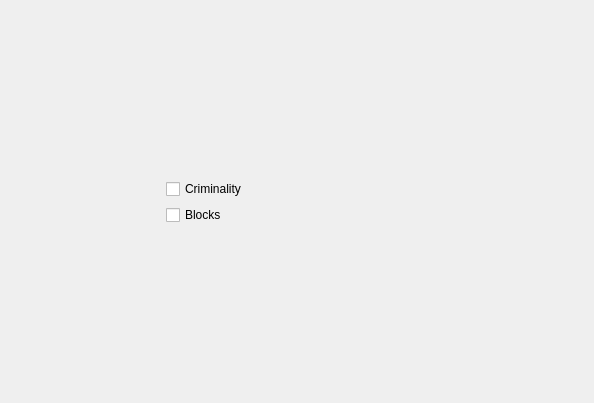
Old version of the form ui/Lab4Widget.ui in the repository Danik2395/study.Cpp.Qt.
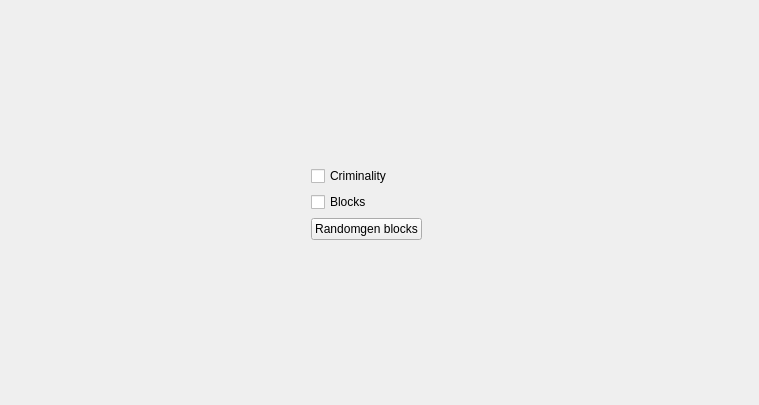
New version of the form. Icons and pictures are not drawn.

Commit message: feat(lab4): make lab4 work

What changed in the file:
```diff
--- a/ui/Lab4Widget.ui
+++ b/ui/Lab4Widget.ui
@@ -6,8 +6,8 @@
    <rect>
     <x>0</x>
     <y>0</y>
-    <width>594</width>
-    <height>403</height>
+    <width>759</width>
+    <height>405</height>
    </rect>
   </property>
   <property name="windowTitle">
@@ -58,21 +58,15 @@
          </property>
         </widget>
        </item>
+       <item>
+        <widget class="QPushButton" name="pushButton">
+         <property name="text">
+          <string>Randomgen blocks</string>
+         </property>
+        </widget>
+       </item>
       </layout>
      </item>
-     <item>
-      <spacer name="horizontalSpacer_3">
-       <property name="orientation">
-        <enum>Qt::Orientation::Horizontal</enum>
-       </property>
-       <property name="sizeHint" stdset="0">
-        <size>
-         <width>40</width>
-         <height>20</height>
-        </size>
-       </property>
-      </spacer>
-     </item>
      <item>
       <layout class="QVBoxLayout" name="verticalLayout_5">
        <item>
```
The commit also changes 2 other files.
